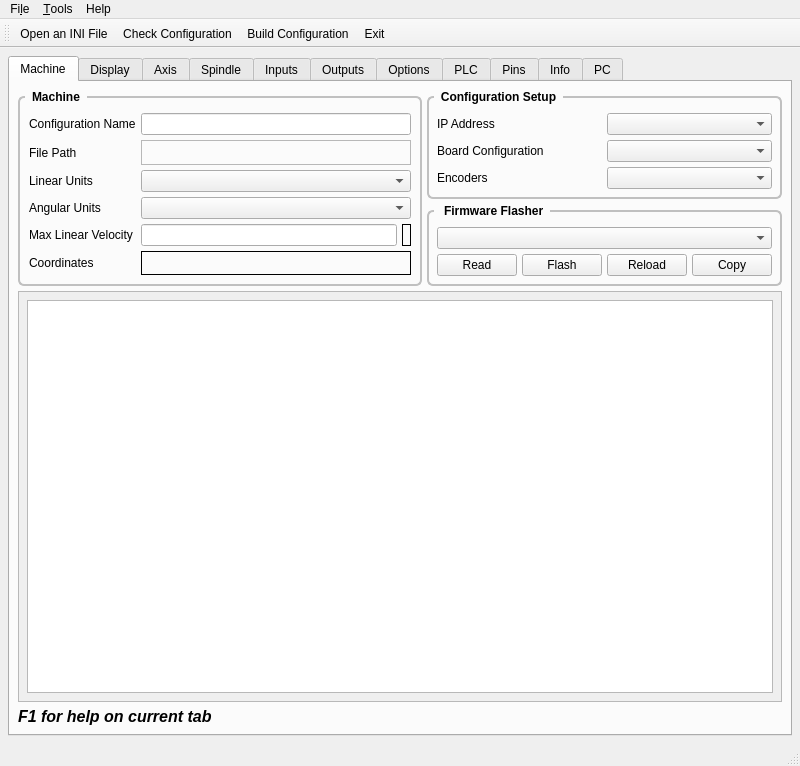
First picture: the form in c7i96/c7i96.ui, repository jethornton/7i96, before the edit.
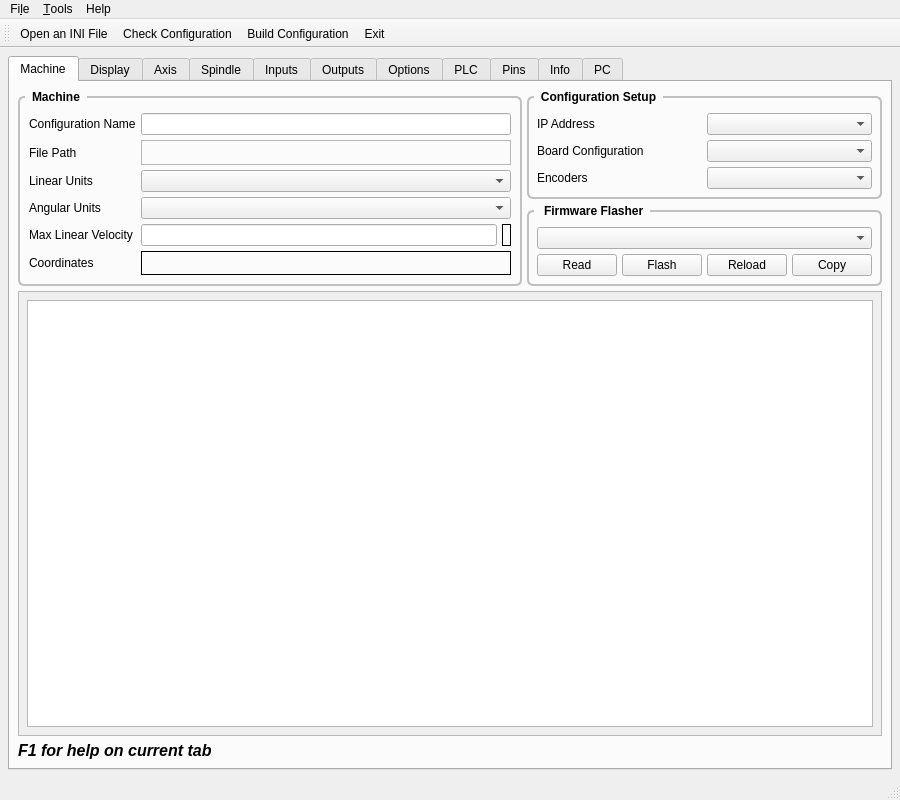
Second picture: the form after the edit.

What changed in the file:
```diff
--- a/c7i96/c7i96.ui
+++ b/c7i96/c7i96.ui
@@ -6,8 +6,8 @@
    <rect>
     <x>0</x>
     <y>0</y>
-    <width>800</width>
-    <height>766</height>
+    <width>900</width>
+    <height>800</height>
    </rect>
   </property>
   <property name="windowTitle">
@@ -119,8 +119,8 @@
             <rect>
              <x>0</x>
              <y>0</y>
-             <width>758</width>
-             <height>345</height>
+             <width>858</width>
+             <height>379</height>
             </rect>
            </property>
            <layout class="QHBoxLayout" name="horizontalLayout">
@@ -7724,7 +7724,7 @@
     <rect>
      <x>0</x>
      <y>0</y>
-     <width>800</width>
+     <width>900</width>
      <height>25</height>
     </rect>
    </property>
```
